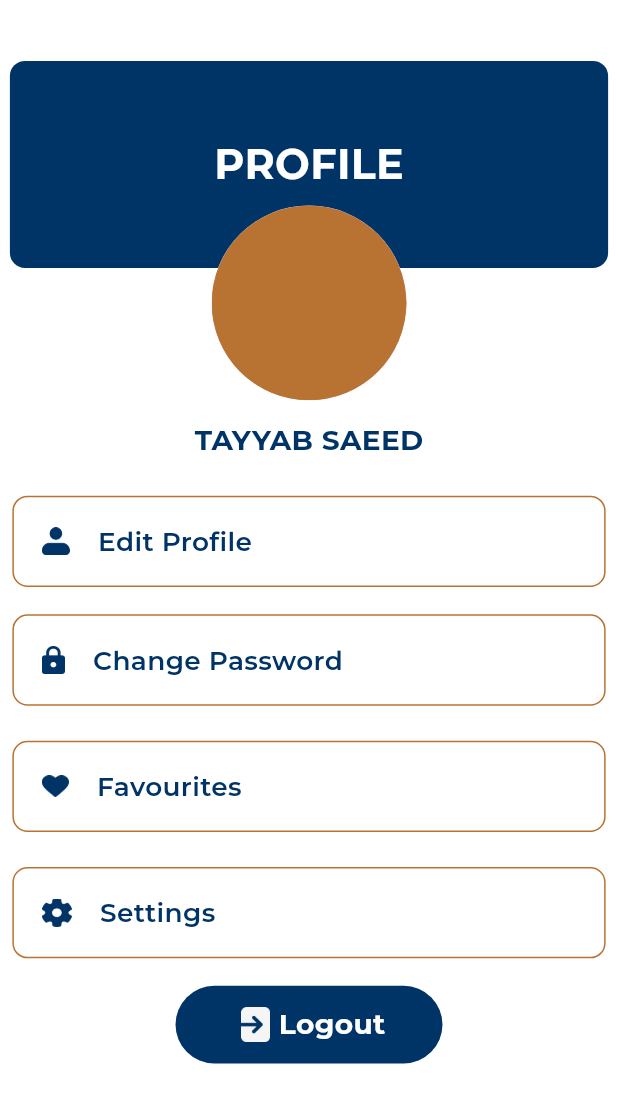
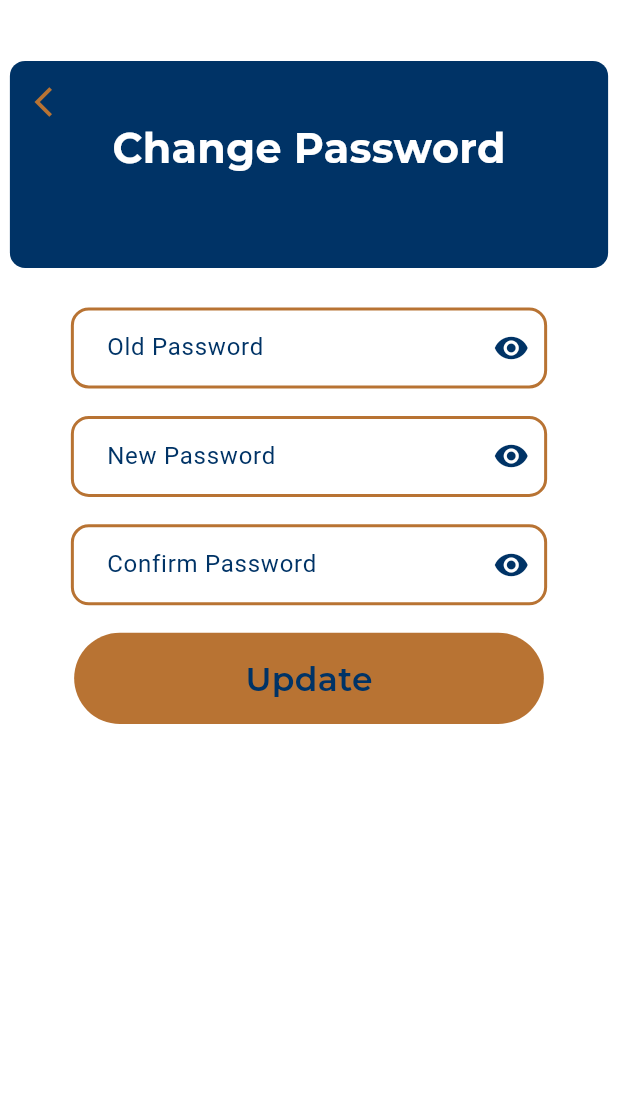
Before and after one commit to Hamzair/comfylux_app, a Flutter app: the ProfileScreen screen opened directly, after a tap on "Change Password", on a phone screen of 412 x 824 dp. Shown: the top 1103 px of the screen. Run offline on Flutter 3.47's test engine with Material 3 defaults, Android fonts, the light colour scheme and no system bars; our stand-ins replace animated_notch_bottom_bar, flutter_image_compress, flutter_screenutil, get, google_fonts, image_picker and 1 more; missing offline and left inert: flutter_masonry_view.

Commit message:
updated code

```diff
--- a/lib/main.dart
+++ b/lib/main.dart
@@ -1,6 +1,6 @@
 import 'package:comfylux/splash/Splash_screen.dart';
 import 'package:comfylux/splash/splash_one.dart';
-import 'package:comfylux/views/profile/edit_profile.dart';
+import 'package:comfylux/views/profile/components/edit_profile.dart';
 import 'package:flutter/material.dart';
 import 'package:flutter_screenutil/flutter_screenutil.dart';
 import 'package:get/get.dart';
--- a/lib/views/home_screen_view/home_screen.dart
+++ b/lib/views/home_screen_view/home_screen.dart
@@ -218,8 +218,8 @@ class _HomeScreenState extends State<HomeScreen> {
                           homeController.selectedindex.value = index;
                         },
                         child: Obx(() => Container(
-                              padding: EdgeInsets.symmetric(horizontal: 4.w),
-                              height: 44.h,
+                              padding: EdgeInsets.symmetric(horizontal: 15.w,vertical: 3.h),
+                              // height: 44.h,
                               margin: EdgeInsets.symmetric(horizontal: 5.w),
                               decoration: BoxDecoration(
                                 borderRadius: BorderRadius.circular(10.r),
--- /dev/null
+++ b/lib/views/profile/components/change_password.dart
@@ -0,0 +1,123 @@
+import 'package:comfylux/const/assets/image_assets.dart';
+import 'package:comfylux/const/color.dart';
+import 'package:comfylux/widgets/custom_text.dart';
+import 'package:comfylux/widgets/custom_textfield.dart';
+import 'package:flutter/material.dart';
+import 'package:flutter_screenutil/flutter_screenutil.dart';
+
+class ChangePassword extends StatelessWidget {
+  const ChangePassword({super.key});
+
+  @override
+  Widget build(BuildContext context) {
+    return GestureDetector(
+      onTap: () {
+        FocusScope.of(context).unfocus();
+
+      },
+
+      child: Scaffold(
+        backgroundColor: whiteColor,
+        body: SingleChildScrollView(
+          child: Column(
+            children: [
+              SizedBox(
+                height: 40.h,
+              ),
+              Container(
+                margin: EdgeInsets.symmetric(horizontal: 6.w),
+                width: 378.w,
+                height: 136.h,
+                decoration: BoxDecoration(
+                  color: primaryColor,
+                  borderRadius: BorderRadius.circular(10.r),
+                ),
+                child: Column(
+                  crossAxisAlignment: CrossAxisAlignment.start,
+                  children: [
+                    Padding(
+                      padding: EdgeInsets.only(left: 15.w, top: 15.h),
+                      child: GestureDetector(
+                        onTap: () {
+                          Navigator.pop(context);
+                        },
+                        child: Icon(
+                          Icons.arrow_back_ios,
+                          color: goldcolor,
+                        ),
+                      ),
+                    ),
+                    Center(
+                      child: MontserratCustomText(
+                        text: 'Change Password',
+                        textColor: whiteColor,
+                        fontWeight: FontWeight.w700,
+                        fontsize: 25.sp,
+                      ),
+                    ),
+                  ],
+                ),
+              ),
+              SizedBox(
+                height: 26.h,
+              ),
+              Padding(
+                padding: EdgeInsets.symmetric(horizontal: 43.w),
+                child: PasswordField(
+                  hintStyle: TextStyle(color: Colors.grey),
+                  label: 'Old Password',
+                  hint: 'Enter your password',
+                  keyboard: TextInputType.text,
+                ),
+              ),
+              SizedBox(
+                height: 18.h,
+              ),
+              Padding(
+                padding: EdgeInsets.symmetric(horizontal: 43.w),
+                child: PasswordField(
+                  hintStyle: TextStyle(color: Colors.grey),
+                  label: 'New Password',
+                  hint: 'Enter your password',
+                  keyboard: TextInputType.text,
+                ),
+              ),
+              SizedBox(
+                height: 18.h,
+              ),
+              Padding(
+                padding: EdgeInsets.symmetric(horizontal: 43.w),
+                child: PasswordField(
+                  hintStyle: TextStyle(color: Colors.grey),
+                  label: 'Confirm Password',
+                  hint: 'Enter your password',
+                  keyboard: TextInputType.text,
+                ),
+              ),
+              SizedBox(
+                height: 18.h,
+              ),
+              Container(
+                margin: EdgeInsets.symmetric(horizontal: 45.w),
+                width: 300.w,
+                height: 60.h,
+                decoration: BoxDecoration(
+                  borderRadius: BorderRadius.circular(30.r),
+                  color: goldcolor,
+                ),
+                child: Center(
+                  child: MontserratCustomText(
+                    text: 'Update',
+                    textColor: primaryColor,
+                    fontWeight: FontWeight.w600,
+                    fontsize: 20.sp,
+                  ),
+                ),
+              )
+            ],
+          ),
+        ),
+      ),
+    );
+  }
+}
--- a/lib/views/profile/profile_screen.dart
+++ b/lib/views/profile/profile_screen.dart
@@ -1,7 +1,8 @@
 import 'package:comfylux/Auth/login_view/login_view.dart';
 import 'package:comfylux/const/assets/image_assets.dart';
 import 'package:comfylux/const/color.dart';
-import 'package:comfylux/views/profile/edit_profile.dart';
+import 'package:comfylux/views/profile/components/change_password.dart';
+import 'package:comfylux/views/profile/components/edit_profile.dart';
 import 'package:comfylux/widgets/custom_text.dart';
 import 'package:flutter/material.dart';
 import 'package:flutter_screenutil/flutter_screenutil.dart';
@@ -48,7 +49,7 @@ class ProfileScreen extends StatelessWidget {
                     top: 95.h,
                     child: CircleAvatar(
                       backgroundImage: AssetImage(AppImages.profile),
-                      radius: 65,
+                      radius: 50,
                     )),
               ],
             ),
@@ -87,7 +88,9 @@ class ProfileScreen extends StatelessWidget {
             iconColor: primaryColor,
             iconScale: 6,
             onTap: () {
-              // Handle the tap event
+              Navigator.push(context, MaterialPageRoute(builder: (context) {
+                return ChangePassword();
+              }));// Handle the tap event
             },
           ),
           SizedBox(
```
Also changed, not shown: lib/views/profile/components/edit_profile.dart (renamed from lib/views/profile/edit_profile.dart, +27 -34 lines), pubspec.lock.
